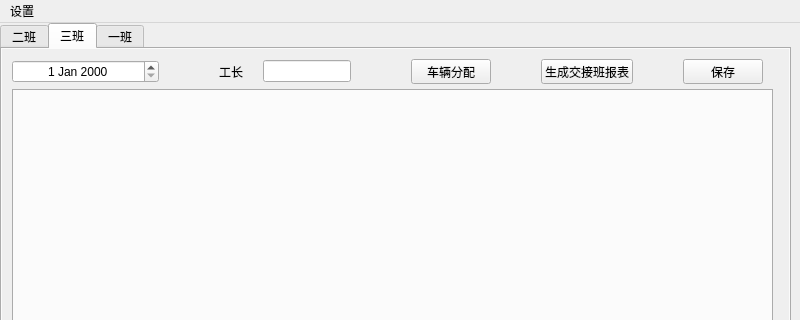
Qt form 报表生成/ui/main_v2.ui (enjoylearning96/QT) before a commit; both pictures show x 0 to 800 and y 0 to 320 of the 800 by 600 pixel window.
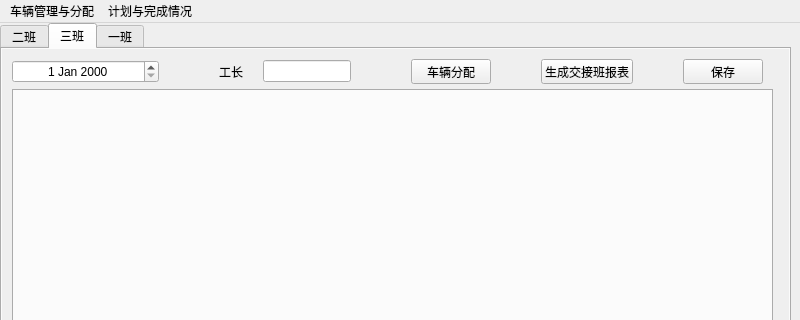
The same form after that commit. The open tabs and pages were chosen to show the change.

Commit message: 完成计划界面，根据生产状况计算运行时间，需计算日，月累积量，并存储其与计划

```diff
--- a/报表生成/ui/main_v2.ui
+++ b/报表生成/ui/main_v2.ui
@@ -532,12 +532,19 @@
    </property>
    <widget class="QMenu" name="menu_2">
     <property name="title">
-     <string>设置</string>
+     <string>车辆管理与分配</string>
     </property>
     <addaction name="action_2"/>
     <addaction name="action"/>
    </widget>
+   <widget class="QMenu" name="menu">
+    <property name="title">
+     <string>计划与完成情况</string>
+    </property>
+    <addaction name="action_shovel_plan"/>
+   </widget>
    <addaction name="menu_2"/>
+   <addaction name="menu"/>
   </widget>
   <widget class="QStatusBar" name="statusbar">
    <property name="sizePolicy">
```
Left out of the diff: 13 changed lines with no effect on the pictures. The commit also changes 11 other files.
